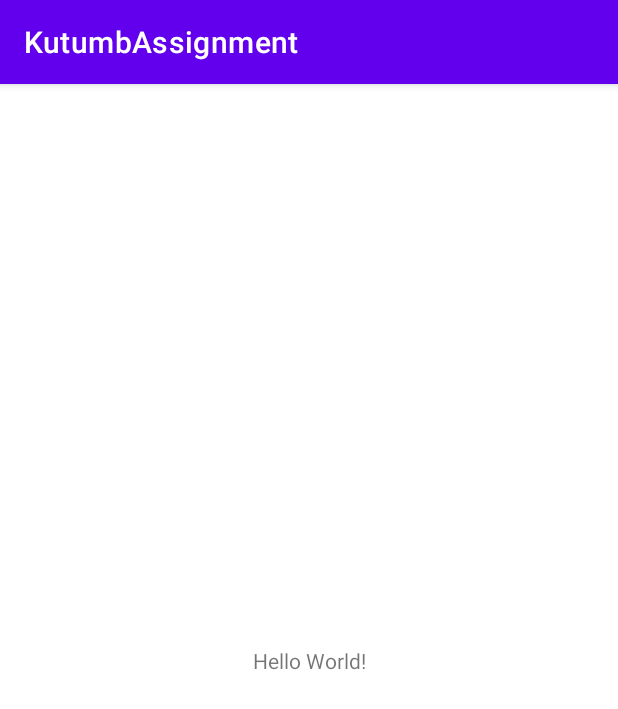
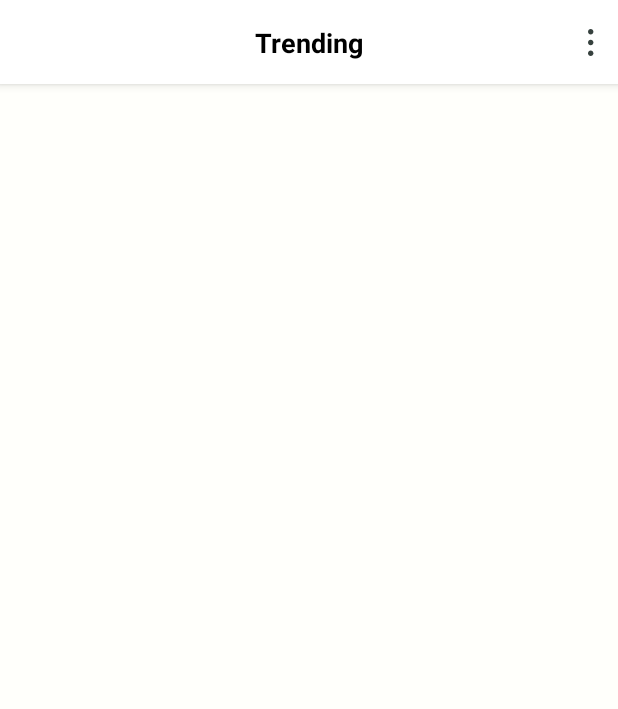
Before and after one commit to Dhruv-Kapoor/KutumbAssignment, an Android app: the screen it shows after launch (MainActivity), on a phone screen of 412 x 824 dp. Shown: the top 709 px of the screen. Run offline under Robolectric (Android 15) with nearby library versions, the phone set to English and light mode, and no system bars.

Commit message:
added contents in activity_main.xml

```diff
--- a/app/build.gradle
+++ b/app/build.gradle
@@ -40,4 +40,8 @@ dependencies {
     testImplementation 'junit:junit:4.+'
     androidTestImplementation 'androidx.test.ext:junit:1.1.3'
     androidTestImplementation 'androidx.test.espresso:espresso-core:3.4.0'
+
+    //Swipe to refresh
+    implementation "androidx.swiperefreshlayout:swiperefreshlayout:1.1.0"
+
 }
--- /dev/null
+++ b/app/src/main/res/drawable/ic_menu.xml
@@ -0,0 +1,15 @@
+<vector xmlns:android="http://schemas.android.com/apk/res/android"
+    android:width="4dp"
+    android:height="18dp"
+    android:viewportWidth="4"
+    android:viewportHeight="18">
+    <path
+        android:pathData="M1.8,3.6C2.7941,3.6 3.6,2.7941 3.6,1.8C3.6,0.8059 2.7941,0 1.8,0C0.8059,0 0,0.8059 0,1.8C0,2.7941 0.8059,3.6 1.8,3.6Z"
+        android:fillColor="#36413E"/>
+    <path
+        android:pathData="M1.8,10.8002C2.7941,10.8002 3.6,9.9943 3.6,9.0002C3.6,8.0061 2.7941,7.2002 1.8,7.2002C0.8059,7.2002 0,8.0061 0,9.0002C0,9.9943 0.8059,10.8002 1.8,10.8002Z"
+        android:fillColor="#36413E"/>
+    <path
+        android:pathData="M1.8,17.9999C2.7941,17.9999 3.6,17.194 3.6,16.1999C3.6,15.2058 2.7941,14.3999 1.8,14.3999C0.8059,14.3999 0,15.2058 0,16.1999C0,17.194 0.8059,17.9999 1.8,17.9999Z"
+        android:fillColor="#36413E"/>
+</vector>
--- a/app/src/main/res/layout/activity_main.xml
+++ b/app/src/main/res/layout/activity_main.xml
@@ -1,18 +1,57 @@
 <?xml version="1.0" encoding="utf-8"?>
-<androidx.constraintlayout.widget.ConstraintLayout xmlns:android="http://schemas.android.com/apk/res/android"
+<androidx.coordinatorlayout.widget.CoordinatorLayout xmlns:android="http://schemas.android.com/apk/res/android"
     xmlns:app="http://schemas.android.com/apk/res-auto"
     xmlns:tools="http://schemas.android.com/tools"
     android:layout_width="match_parent"
     android:layout_height="match_parent"
     tools:context=".MainActivity">
 
-    <TextView
-        android:layout_width="wrap_content"
+    <com.google.android.material.appbar.AppBarLayout
+        android:layout_width="match_parent"
         android:layout_height="wrap_content"
-        android:text="Hello World!"
-        app:layout_constraintBottom_toBottomOf="parent"
-        app:layout_constraintLeft_toLeftOf="parent"
-        app:layout_constraintRight_toRightOf="parent"
-        app:layout_constraintTop_toTopOf="parent" />
+        android:background="@color/white"
+        app:layout_behavior="com.google.android.material.appbar.AppBarLayout$Behavior">
 
-</androidx.constraintlayout.widget.ConstraintLayout>
+        <androidx.constraintlayout.widget.ConstraintLayout
+            android:layout_width="match_parent"
+            android:layout_height="56dp">
+            <TextView
+                android:layout_width="wrap_content"
+                android:layout_height="wrap_content"
+                android:text="Trending"
+                android:textSize="18sp"
+                app:layout_constraintStart_toStartOf="parent"
+                app:layout_constraintEnd_toEndOf="parent"
+                app:layout_constraintTop_toTopOf="parent"
+                app:layout_constraintBottom_toBottomOf="parent"
+                android:textColor="@color/black"
+                android:textStyle="bold"
+                android:fontFamily="sans-serif"/>
+            <ImageView
+                android:layout_width="wrap_content"
+                android:layout_height="wrap_content"
+                app:layout_constraintTop_toTopOf="parent"
+                app:layout_constraintBottom_toBottomOf="parent"
+                app:layout_constraintEnd_toEndOf="parent"
+                android:src="@drawable/ic_menu"
+                android:paddingHorizontal="16dp"
+                android:paddingVertical="8dp"/>
+
+        </androidx.constraintlayout.widget.ConstraintLayout>
+
+    </com.google.android.material.appbar.AppBarLayout>
+
+    <androidx.swiperefreshlayout.widget.SwipeRefreshLayout
+        android:layout_width="match_parent"
+        android:layout_height="match_parent"
+        android:background="@color/background_color"
+        app:layout_behavior="com.google.android.material.appbar.AppBarLayout$ScrollingViewBehavior">
+
+        <androidx.recyclerview.widget.RecyclerView
+            android:id="@+id/recyclerView"
+            android:layout_width="match_parent"
+            android:layout_height="match_parent"/>
+
+    </androidx.swiperefreshlayout.widget.SwipeRefreshLayout>
+
+</androidx.coordinatorlayout.widget.CoordinatorLayout>
--- a/app/src/main/res/values-night/themes.xml
+++ /dev/null
@@ -1,16 +0,0 @@
-<resources xmlns:tools="http://schemas.android.com/tools">
-    <!-- Base application theme. -->
-    <style name="Theme.KutumbAssignment" parent="Theme.MaterialComponents.DayNight.DarkActionBar">
-        <!-- Primary brand color. -->
-        <item name="colorPrimary">@color/purple_200</item>
-        <item name="colorPrimaryVariant">@color/purple_700</item>
-        <item name="colorOnPrimary">@color/black</item>
-        <!-- Secondary brand color. -->
-        <item name="colorSecondary">@color/teal_200</item>
-        <item name="colorSecondaryVariant">@color/teal_200</item>
-        <item name="colorOnSecondary">@color/black</item>
-        <!-- Status bar color. -->
-        <item name="android:statusBarColor" tools:targetApi="l">?attr/colorPrimaryVariant</item>
-        <!-- Customize your theme here. -->
-    </style>
-</resources>
--- a/app/src/main/res/values/colors.xml
+++ b/app/src/main/res/values/colors.xml
@@ -7,4 +7,6 @@
     <color name="teal_700">#FF018786</color>
     <color name="black">#FF000000</color>
     <color name="white">#FFFFFFFF</color>
+
+    <color name="background_color">#FFFFFB</color>
 </resources>
--- a/app/src/main/res/values/themes.xml
+++ b/app/src/main/res/values/themes.xml
@@ -1,6 +1,6 @@
 <resources xmlns:tools="http://schemas.android.com/tools">
     <!-- Base application theme. -->
-    <style name="Theme.KutumbAssignment" parent="Theme.MaterialComponents.DayNight.DarkActionBar">
+    <style name="Theme.KutumbAssignment" parent="Theme.MaterialComponents.NoActionBar">
         <!-- Primary brand color. -->
         <item name="colorPrimary">@color/purple_500</item>
         <item name="colorPrimaryVariant">@color/purple_700</item>
```
